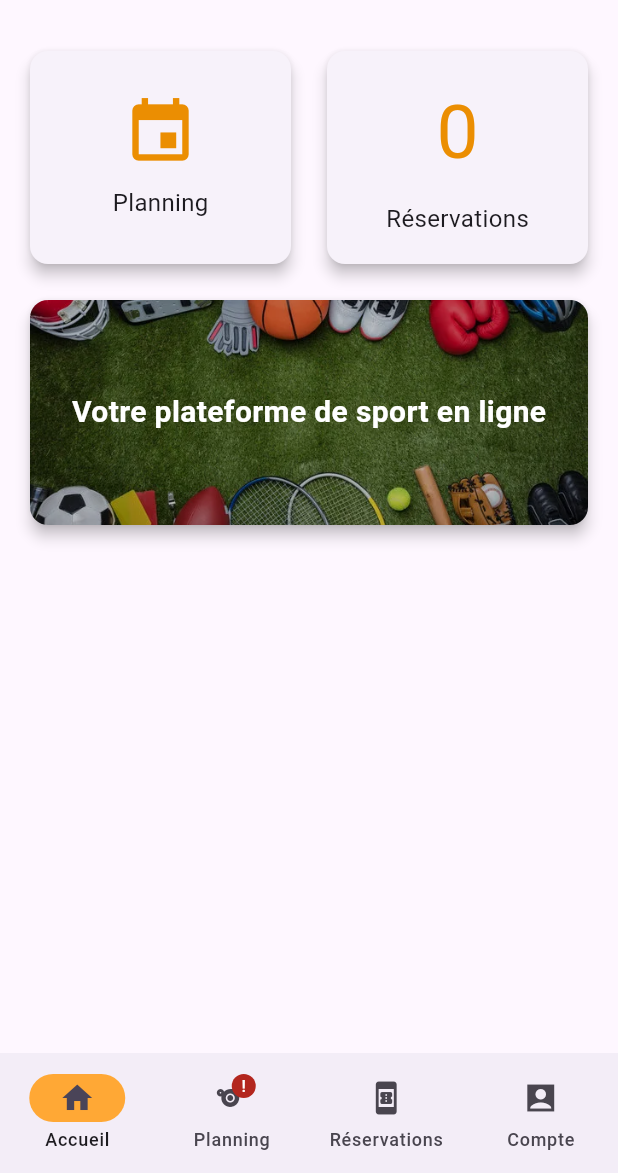
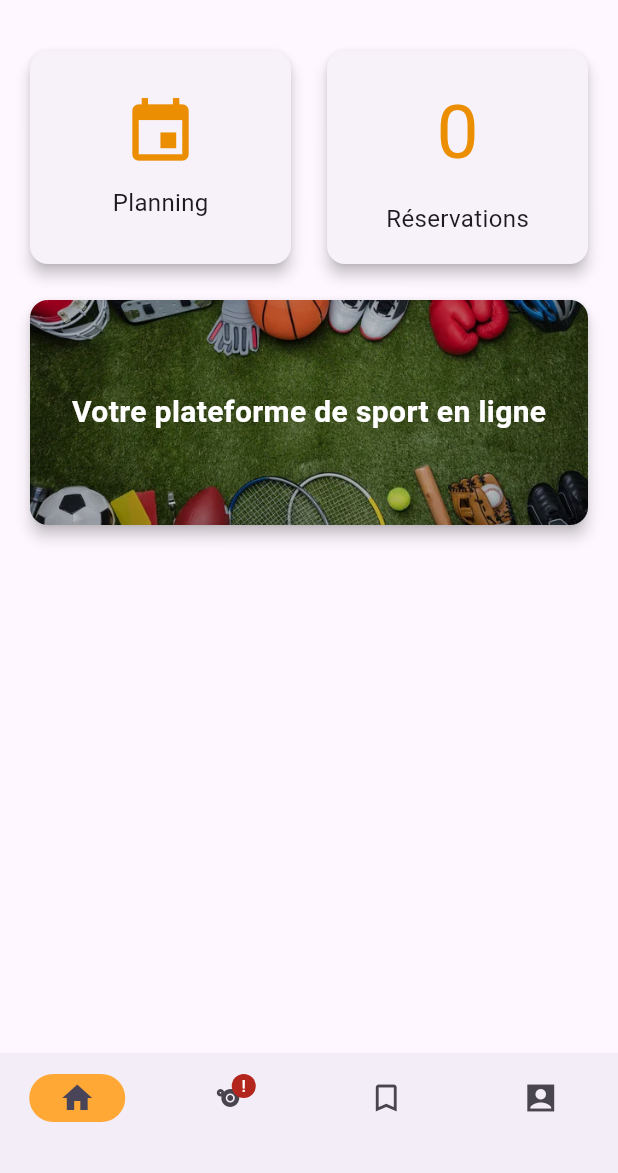
Before and after one commit to EvilKroma/Dayliho-App, a Flutter app: the SecondPage screen opened directly with empty values, on a phone screen of 412 x 824 dp, the part 63-1236 px from its top. Run offline on Flutter 3.47's test engine with Material 3 defaults, Android fonts, the phone set to English and light mode, and no system bars; network calls fail.

Commit message:
Label des onglets enlevés

```diff
--- a/lib/SecondPage.dart
+++ b/lib/SecondPage.dart
@@ -55,23 +55,25 @@ class _SecondPageState extends State<SecondPage> {
         },
         indicatorColor: Color.fromARGB(255, 255, 168, 53),
         selectedIndex: currentPageIndex,
+        labelBehavior: NavigationDestinationLabelBehavior
+            .alwaysShow, // Ensure labels are always shown
         destinations: const <Widget>[
           NavigationDestination(
             selectedIcon: Icon(Icons.home),
             icon: Icon(Icons.home_outlined),
-            label: 'Accueil',
+            label: '',
           ),
           NavigationDestination(
             icon: Badge(label: Text('!'), child: Icon(Icons.sports)),
-            label: 'Planning',
+            label: '',
           ),
           NavigationDestination(
-            icon: Icon(Icons.book_online),
-            label: 'Réservations',
+            icon: Icon(Icons.bookmark_border),
+            label: '',
           ),
           NavigationDestination(
             icon: Icon(Icons.account_box_sharp),
-            label: 'Compte',
+            label: '',
           ),
         ],
       ),
```
